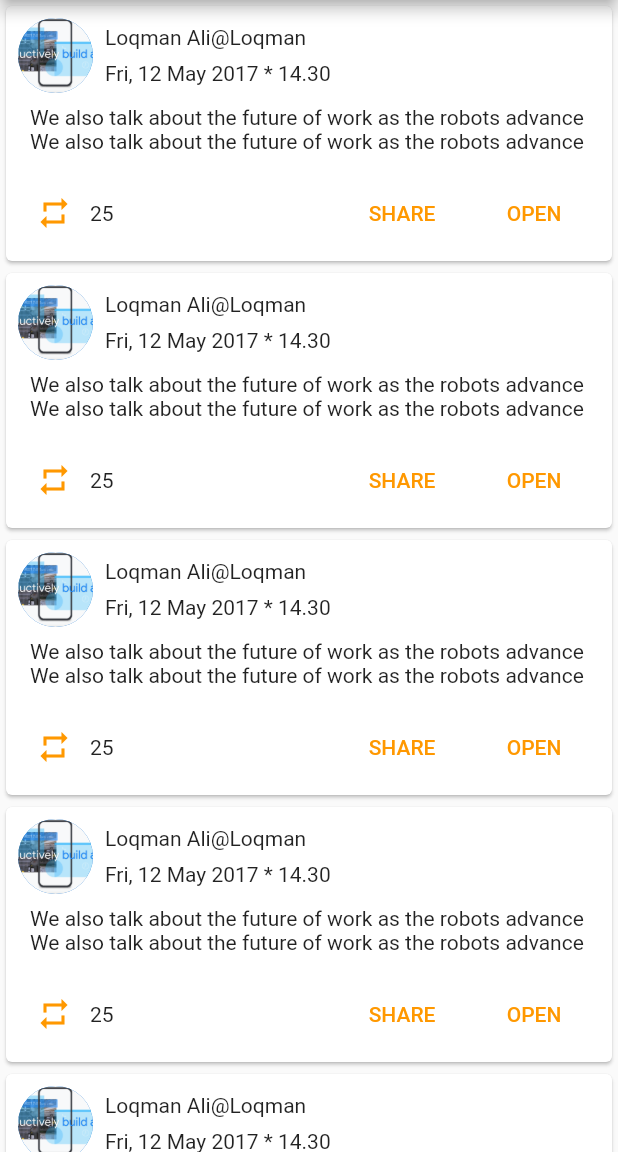
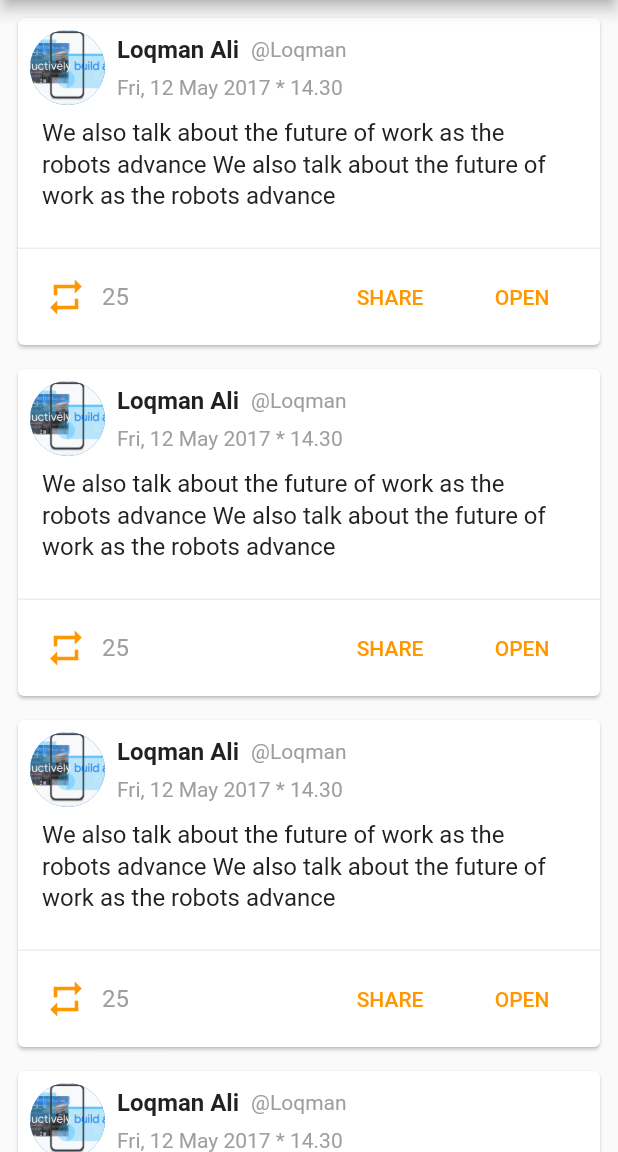
Before and after one commit to loqmanali/flutterappnews5, a Flutter app: the TwitterFeed screen opened directly, on a phone screen of 412 x 824 dp, the part 84-1236 px from its top. Run offline on Flutter 3.47's test engine with Material 2 defaults, Android fonts, the phone set to English and light mode, and no system bars; our stand-ins replace shared_preferences; accounts and stored records are empty.

Commit message:
finish twitter feed screen

```diff
--- a/lib/screens/twitter_feed.dart
+++ b/lib/screens/twitter_feed.dart
@@ -22,14 +22,19 @@ class _TwitterFeedState extends State<TwitterFeed> {
         ),
         drawer: NavigationDrawer(),
         body: ListView.builder(
+          padding: EdgeInsets.all(8.0),
           itemBuilder: (context, position) {
-            return Card(
+            return Padding(
+              padding: const EdgeInsets.only(bottom: 8.0),
+              child: Card(
                 child: Column(
                   children: [
                     _cardHeader(),
                     _cardBody(),
+                    _drawLine(),
                     _cardFooter(),
                   ],
+                ),
               ),
             );
           },
@@ -54,12 +59,24 @@ class _TwitterFeedState extends State<TwitterFeed> {
           children: [
             Row(
               children: [
-                Text('Loqman Ali'),
-                Text('@Loqman'),
+                Text('Loqman Ali',
+                    style: TextStyle(
+                      color: Colors.grey.shade900,
+                      fontSize: 16,
+                      fontWeight: FontWeight.w600,
+                    )),
+                SizedBox(width: 8.0),
+                Text(
+                  '@Loqman',
+                  style: TextStyle(color: Colors.grey),
+                ),
               ],
             ),
             SizedBox(height: 8),
-            Text('Fri, 12 May 2017 * 14.30'),
+            Text(
+              'Fri, 12 May 2017 * 14.30',
+              style: TextStyle(color: Colors.grey),
+            ),
           ],
         ),
       ],
@@ -70,7 +87,13 @@ class _TwitterFeedState extends State<TwitterFeed> {
     return Padding(
       padding: const EdgeInsets.only(left: 16.0, right: 16.0, bottom: 8.0),
       child: Text(
-          'We also talk about the future of work as the robots advance We also talk about the future of work as the robots advance'),
+        'We also talk about the future of work as the robots advance We also talk about the future of work as the robots advance',
+        style: TextStyle(
+          color: Colors.grey.shade900,
+          fontSize: 16.0,
+          height: 1.3,
+        ),
+      ),
     );
   }
 
@@ -86,10 +109,11 @@ class _TwitterFeedState extends State<TwitterFeed> {
                 icon: Icon(
                   Icons.repeat,
                   color: Colors.orange,
+                  size: 28,
                 ),
                 onPressed: () {},
               ),
-              Text('25'),
+              Text('25', style: TextStyle(color: Colors.grey, fontSize: 16)),
             ],
           ),
           Row(
@@ -114,4 +138,12 @@ class _TwitterFeedState extends State<TwitterFeed> {
       ),
     );
   }
+
+  Widget _drawLine() {
+    return Container(
+      height: 1,
+      color: Colors.grey.shade200,
+      margin: EdgeInsets.only(top: 16.0),
+    );
   }
+}
```
Lines whose indentation alone changed are shown as unchanged.
